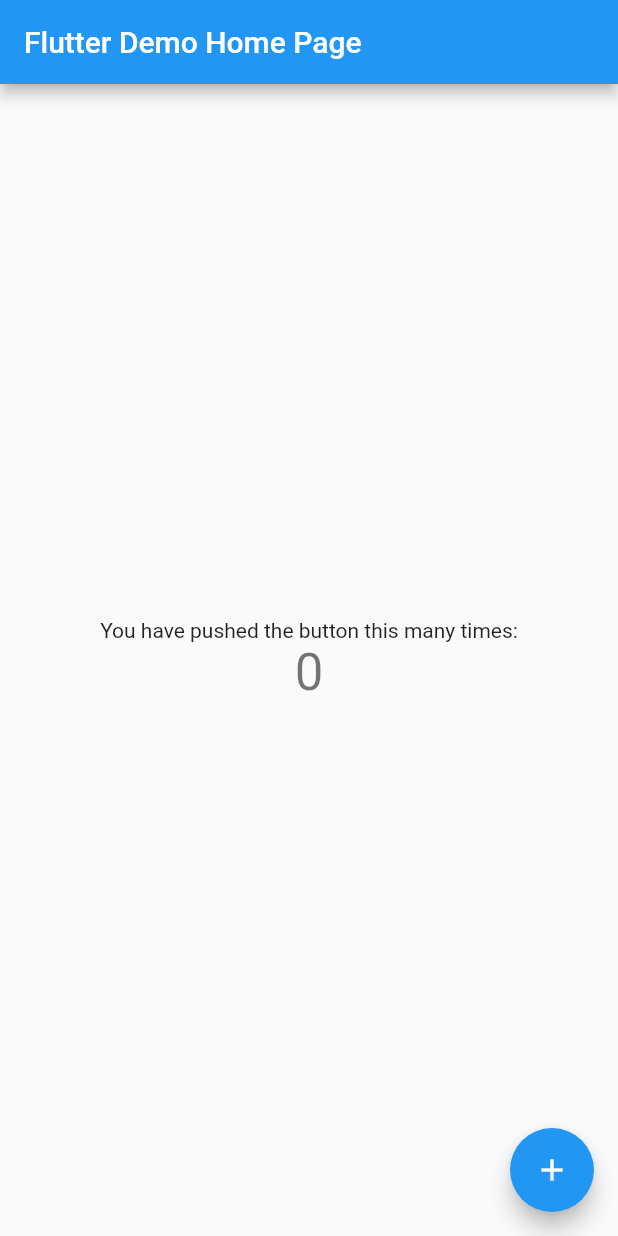
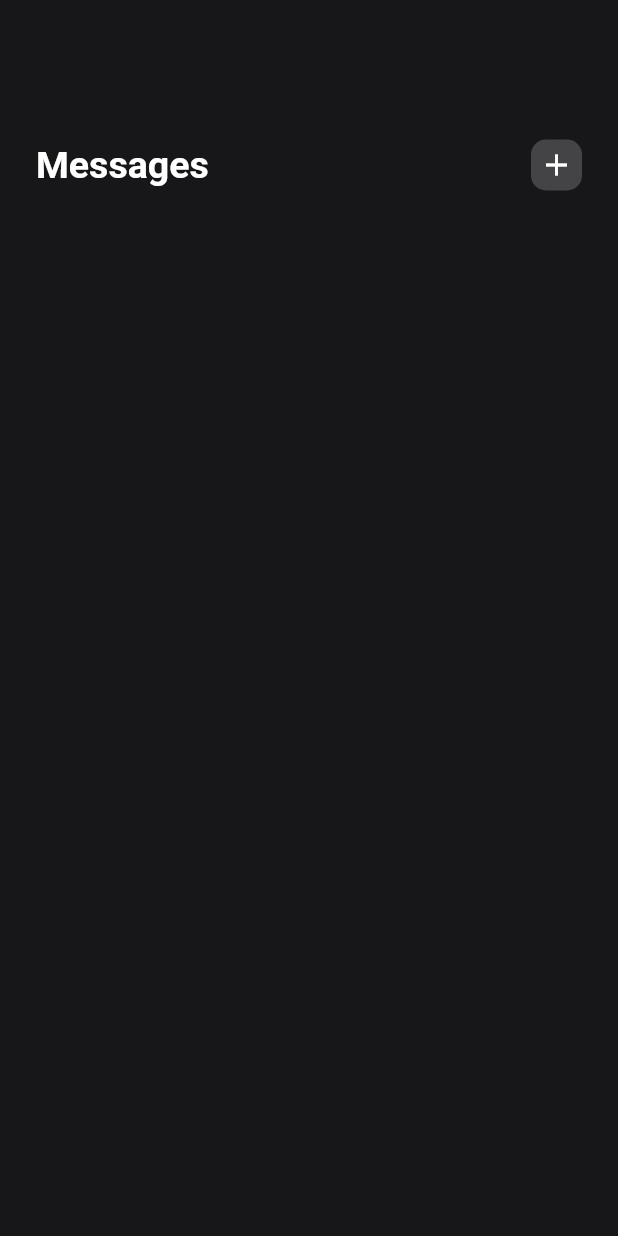
Before and after one commit to chitrank2050/Flutter_Chat_UI, a Flutter app: the screen it shows after launch, on a phone screen of 412 x 824 dp. Run offline on Flutter 3.47's test engine with Material 2 defaults, Android fonts, the phone set to English and light mode, and no system bars.

Commit message:
Message Title

```diff
--- a/lib/main.dart
+++ b/lib/main.dart
@@ -1,4 +1,5 @@
 import 'package:flutter/material.dart';
+import 'package:chat_ui/views/home.dart';
 
 void main() => runApp(MyApp());
 
@@ -9,103 +10,9 @@ class MyApp extends StatelessWidget {
     return MaterialApp(
       title: 'Flutter Demo',
       theme: ThemeData(
-        // This is the theme of your application.
-        //
-        // Try running your application with "flutter run". You'll see the
-        // application has a blue toolbar. Then, without quitting the app, try
-        // changing the primarySwatch below to Colors.green and then invoke
-        // "hot reload" (press "r" in the console where you ran "flutter run",
-        // or simply save your changes to "hot reload" in a Flutter IDE).
-        // Notice that the counter didn't reset back to zero; the application
-        // is not restarted.
         primarySwatch: Colors.blue,
       ),
-      home: MyHomePage(title: 'Flutter Demo Home Page'),
+      home: Home(),
     );
   }
 }
-
-class MyHomePage extends StatefulWidget {
-  MyHomePage({Key key, this.title}) : super(key: key);
-
-  // This widget is the home page of your application. It is stateful, meaning
-  // that it has a State object (defined below) that contains fields that affect
-  // how it looks.
-
-  // This class is the configuration for the state. It holds the values (in this
-  // case the title) provided by the parent (in this case the App widget) and
-  // used by the build method of the State. Fields in a Widget subclass are
-  // always marked "final".
-
-  final String title;
-
-  @override
-  _MyHomePageState createState() => _MyHomePageState();
-}
-
-class _MyHomePageState extends State<MyHomePage> {
-  int _counter = 0;
-
-  void _incrementCounter() {
-    setState(() {
-      // This call to setState tells the Flutter framework that something has
-      // changed in this State, which causes it to rerun the build method below
-      // so that the display can reflect the updated values. If we changed
-      // _counter without calling setState(), then the build method would not be
-      // called again, and so nothing would appear to happen.
-      _counter++;
-    });
-  }
-
-  @override
-  Widget build(BuildContext context) {
-    // This method is rerun every time setState is called, for instance as done
-    // by the _incrementCounter method above.
-    //
-    // The Flutter framework has been optimized to make rerunning build methods
-    // fast, so that you can just rebuild anything that needs updating rather
-    // than having to individually change instances of widgets.
-    return Scaffold(
-      appBar: AppBar(
-        // Here we take the value from the MyHomePage object that was created by
-        // the App.build method, and use it to set our appbar title.
-        title: Text(widget.title),
-      ),
-      body: Center(
-        // Center is a layout widget. It takes a single child and positions it
-        // in the middle of the parent.
-        child: Column(
-          // Column is also a layout widget. It takes a list of children and
-          // arranges them vertically. By default, it sizes itself to fit its
-          // children horizontally, and tries to be as tall as its parent.
-          //
-          // Invoke "debug painting" (press "p" in the console, choose the
-          // "Toggle Debug Paint" action from the Flutter Inspector in Android
-          // Studio, or the "Toggle Debug Paint" command in Visual Studio Code)
-          // to see the wireframe for each widget.
-          //
-          // Column has various properties to control how it sizes itself and
-          // how it positions its children. Here we use mainAxisAlignment to
-          // center the children vertically; the main axis here is the vertical
-          // axis because Columns are vertical (the cross axis would be
-          // horizontal).
-          mainAxisAlignment: MainAxisAlignment.center,
-          children: <Widget>[
-            Text(
-              'You have pushed the button this many times:',
-            ),
-            Text(
-              '$_counter',
-              style: Theme.of(context).textTheme.display1,
-            ),
-          ],
-        ),
-      ),
-      floatingActionButton: FloatingActionButton(
-        onPressed: _incrementCounter,
-        tooltip: 'Increment',
-        child: Icon(Icons.add),
-      ), // This trailing comma makes auto-formatting nicer for build methods.
-    );
-  }
-}
--- /dev/null
+++ b/lib/views/home.dart
@@ -0,0 +1,54 @@
+import 'package:flutter/material.dart';
+
+class Home extends StatefulWidget {
+  @override
+  _HomeState createState() => _HomeState();
+}
+
+class _HomeState extends State<Home> {
+  @override
+  Widget build(BuildContext context) {
+    return Scaffold(
+      body: Container(
+        padding: EdgeInsets.symmetric(horizontal: 24.0),
+        color: Color(0xff171719),
+        child: Column(
+          children: <Widget>[
+            Row(
+              children: <Widget>[
+                SizedBox(height: 220.0),
+                Text(
+                  'Messages',
+                  style: TextStyle(
+                    color: Colors.white,
+                    fontSize: 25.0,
+                    fontWeight: FontWeight.w600,
+                  ),
+                ),
+                Spacer(),
+                Container(
+                  padding: EdgeInsets.all(5.0),
+                  decoration: BoxDecoration(
+                    color: Color(0xff444446),
+                    borderRadius: BorderRadius.circular(10.0),
+                  ),
+                  child: Icon(
+                    Icons.add,
+                    color: Colors.white,
+                  ),
+                )
+              ],
+            ),
+          ],
+        ),
+      ),
+    );
+  }
+}
+
+class StoryTile extends StatelessWidget {
+  @override
+  Widget build(BuildContext context) {
+    return Container();
+  }
+}
```
Also changed, not shown: lib/data/data.dart (added).
